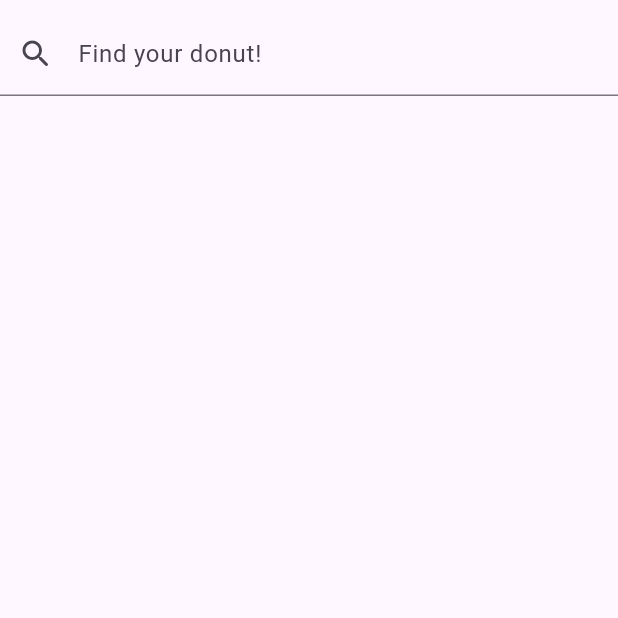
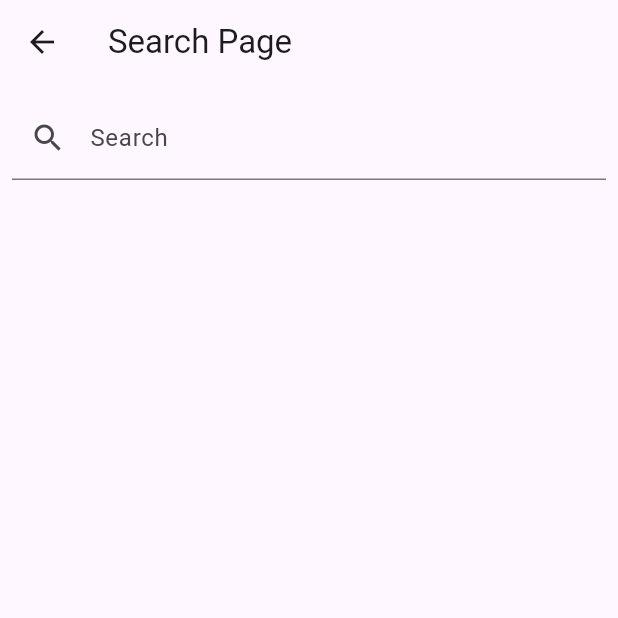
Before and after one commit to LujainAbuRajab/ecommerce_app, a Flutter app: the SearchPage screen opened directly, on a phone screen of 412 x 824 dp, the top half of it. Run offline on Flutter 3.47's test engine with Material 3 defaults, Android fonts, the phone set to English and light mode, and no system bars; our stand-ins replace cached_network_image, carousel_slider, persistent_bottom_nav_bar_v2.

Commit message:
Search page and fav page problem have been solved

```diff
--- a/lib/views/pages/search_page.dart
+++ b/lib/views/pages/search_page.dart
@@ -1,25 +1,113 @@
-import 'package:ecommerce_app/utils/app_colors.dart';
+// import 'package:ecommerce_app/utils/app_colors.dart';
+// import 'package:flutter/material.dart';
+
+// class SearchPage extends StatelessWidget {
+//   const SearchPage({super.key});
+
+//   @override
+//   Widget build(BuildContext context) {
+//     return const Column(
+//       children: [
+//         SizedBox(
+//           height: 8,
+//         ),
+//         TextField(
+//           decoration: InputDecoration(
+//             helperStyle: TextStyle(
+//               color: AppColors.grey,
+//             ),
+//             labelText: 'Find your donut!',
+//             prefixIcon: Icon(Icons.search_rounded),
+//           ),
+//         ),
+//       ],
+//     );
+//   }
+// }
+
 import 'package:flutter/material.dart';
 
-class SearchPage extends StatelessWidget {
-  const SearchPage({super.key});
+class SearchPage extends StatefulWidget {
+  @override
+  _SearchPageState createState() => _SearchPageState();
+}
+
+class _SearchPageState extends State<SearchPage> {
+  TextEditingController _searchController = TextEditingController();
+  List<String> _searchResults = [];
+
+  void _performSearch(String query) {
+    // Replace this with your actual search logic
+    // Here, a simple case-insensitive search is performed on a list of strings
+    List<String> results = [];
+
+    if (query.isNotEmpty) {
+      results = _data
+          .where((item) => item.toLowerCase().contains(query.toLowerCase()))
+          .toList();
+    }
+
+    setState(() {
+      _searchResults = results;
+    });
+  }
 
   @override
   Widget build(BuildContext context) {
-    return const Column(
-      children: [
-        SizedBox(height: 8,),
-        TextField(
-              //u should remove the const to avoid problems
+    return Scaffold(
+      appBar: AppBar(
+        title: Text('Search Page'),
+      ),
+      body: Column(
+        children: [
+          Padding(
+            padding: const EdgeInsets.all(8.0),
+            child: TextField(
+              controller: _searchController,
+              onChanged: _performSearch,
               decoration: InputDecoration(
-                helperStyle: TextStyle(
-                  color: AppColors.white,
-                ),
-                labelText: 'Find your donut!',
-                prefixIcon: Icon(Icons.search_rounded),
+                labelText: 'Search',
+                hintText: 'Enter your search query',
+                prefixIcon: Icon(Icons.search),
               ),
             ),
-      ],
+          ),
+          Expanded(
+            child: ListView.builder(
+              itemCount: _searchResults.length,
+              itemBuilder: (context, index) {
+                return ListTile(
+                  title: Text(_searchResults[index]),
+                );
+              },
+            ),
+          ),
+        ],
+      ),
     );
   }
 }
+
+// Replace this with your actual data or fetch data from an API
+List<String> _data = [
+  'Rolex',
+  'Omega',
+  'Tag Heuer',
+  'Seiko',
+  'Casio',
+  'Timex',
+  'Citizen',
+  'Fossil',
+  'Bulova',
+  'Patek Philippe',
+  'Audemars Piguet',
+  'Cartier',
+  'Breitling',
+  'Tissot',
+  'Swatch',
+  'Hamilton',
+  'Michael Kors',
+  'Nixon',
+  'Orient',
+  'Invicta',
+];
--- a/lib/views/widgets/custom_carousel_indicatior.dart
+++ b/lib/views/widgets/custom_carousel_indicatior.dart
@@ -28,7 +28,7 @@ class _CustomCarouselIndicatorState extends State<CustomCarouselIndicator> {
               child: Image.asset(
                 item.imgUrl,
                 fit: BoxFit.cover,
-                width: 100,
+                width: 500,
               ),
             ),
           ))
```
Also changed, not shown: lib/views/pages/custom_bottom_navbar.dart (+23 -6 lines).
